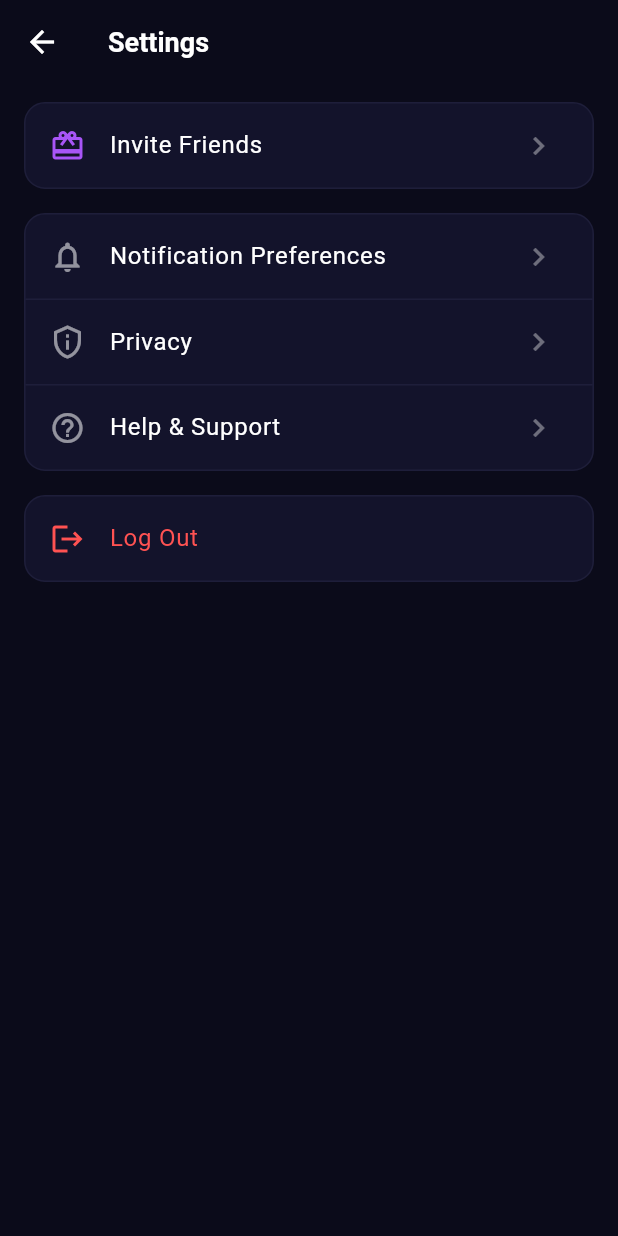
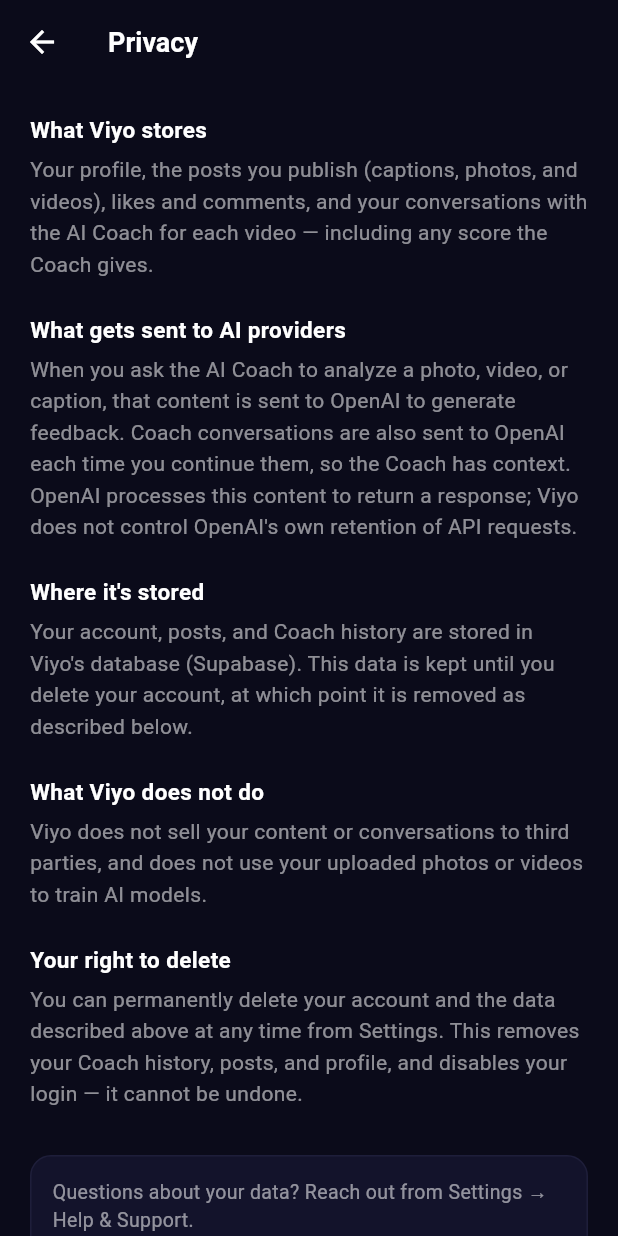
Before and after one commit to ollie81/Viyo-, a Flutter app: the SettingsScreen screen opened directly, after a tap on "Privacy", on a phone screen of 412 x 824 dp. Run offline on Flutter 3.47's test engine with Material 3 defaults, Android fonts, the phone set to English and light mode, and no system bars; our stand-ins replace cached_network_image, dio, image_picker, share_plus, shimmer, supabase_flutter and 2 more; missing offline and left inert: video_thumbnail, video_trimmer; accounts and stored records are empty.

Commit message:
Add a real Privacy screen and a working Delete Account flow
Settings had a "Privacy" tile that did nothing (onTap: () {}), and
there was no way for a creator to delete their account or the content
they'd uploaded anywhere in the app or backend.

- New PrivacyScreen explains in plain language what's collected, what
  gets sent to OpenAI for Coach feedback, where it's stored, and that
  Viyo doesn't sell content or train models on it. This is a starting
  draft reflecting what the code actually does, not a substitute for
  legal review.
- Settings now has a Delete Account entry (with a confirmation dialog
  warning it's irreversible) that calls the new backend endpoint,
  signs out, and returns to the login screen.
- AiService.deleteAccount() calls the new DELETE /api/v1/account.

Depends on the account-deletion endpoint added to viyo_ai's coach.py
in the companion commit — this won't work against a backend that
doesn't have it yet.

```diff
--- /dev/null
+++ b/lib/screens/privacy_screen.dart
@@ -0,0 +1,79 @@
+import 'package:flutter/material.dart';
+import '../theme/app_theme.dart';
+
+/// Explains what Viyo actually does with a creator's data, in plain
+/// language, and links to the one control that matters most: deleting it.
+///
+/// This is a starting draft reflecting what the code in this repo actually
+/// does — it has not been reviewed by a lawyer and does not attempt to
+/// cover every jurisdiction's requirements (GDPR/CCPA specifics, etc.).
+/// Have counsel review before treating this as your real privacy policy.
+class PrivacyScreen extends StatelessWidget {
+  const PrivacyScreen({super.key});
+
+  @override
+  Widget build(BuildContext context) {
+    return Scaffold(
+      appBar: AppBar(backgroundColor: AppColors.background, title: const Text('Privacy')),
+      body: ListView(
+        padding: const EdgeInsets.all(20),
+        children: [
+          _section(
+            'What Viyo stores',
+            'Your profile, the posts you publish (captions, photos, and videos), '
+                'likes and comments, and your conversations with the AI Coach for '
+                'each video — including any score the Coach gives.',
+          ),
+          _section(
+            'What gets sent to AI providers',
+            'When you ask the AI Coach to analyze a photo, video, or caption, that '
+                'content is sent to OpenAI to generate feedback. Coach conversations '
+                'are also sent to OpenAI each time you continue them, so the Coach '
+                'has context. OpenAI processes this content to return a response; '
+                'Viyo does not control OpenAI\'s own retention of API requests.',
+          ),
+          _section(
+            'Where it\'s stored',
+            'Your account, posts, and Coach history are stored in Viyo\'s database '
+                '(Supabase). This data is kept until you delete your account, at '
+                'which point it is removed as described below.',
+          ),
+          _section(
+            'What Viyo does not do',
+            'Viyo does not sell your content or conversations to third parties, '
+                'and does not use your uploaded photos or videos to train AI models.',
+          ),
+          _section(
+            'Your right to delete',
+            'You can permanently delete your account and the data described above '
+                'at any time from Settings. This removes your Coach history, posts, '
+                'and profile, and disables your login — it cannot be undone.',
+          ),
+          const SizedBox(height: 8),
+          Container(
+            padding: const EdgeInsets.all(14),
+            decoration: AppTheme.card(),
+            child: const Text(
+              'Questions about your data? Reach out from Settings → Help & Support.',
+              style: TextStyle(color: AppColors.textSecondary, fontSize: 13, height: 1.4),
+            ),
+          ),
+        ],
+      ),
+    );
+  }
+
+  Widget _section(String title, String body) {
+    return Padding(
+      padding: const EdgeInsets.only(bottom: 22),
+      child: Column(
+        crossAxisAlignment: CrossAxisAlignment.start,
+        children: [
+          Text(title, style: const TextStyle(fontWeight: FontWeight.w700, fontSize: 15)),
+          const SizedBox(height: 6),
+          Text(body, style: const TextStyle(color: AppColors.textSecondary, height: 1.5)),
+        ],
+      ),
+    );
+  }
+}
--- a/lib/screens/settings_screen.dart
+++ b/lib/screens/settings_screen.dart
@@ -1,11 +1,20 @@
 import 'package:flutter/material.dart';
+import '../../services/ai_service.dart';
 import '../../services/auth_service.dart';
 import '../../theme/app_theme.dart';
 import 'auth/login_screen.dart';
 import 'invite_screen.dart';
+import 'privacy_screen.dart';
 
-class SettingsScreen extends StatelessWidget {
+class SettingsScreen extends StatefulWidget {
   const SettingsScreen({super.key});
+
+  @override
+  State<SettingsScreen> createState() => _SettingsScreenState();
+}
+
+class _SettingsScreenState extends State<SettingsScreen> {
+  bool _deleting = false;
 
   Future<void> _logout(BuildContext context) async {
     await AuthService.signOut();
@@ -14,6 +23,47 @@ class SettingsScreen extends StatelessWidget {
       MaterialPageRoute(builder: (_) => const LoginScreen()),
       (_) => false,
     );
+  }
+
+  Future<void> _confirmDeleteAccount(BuildContext context) async {
+    final confirmed = await showDialog<bool>(
+      context: context,
+      builder: (ctx) => AlertDialog(
+        title: const Text('Delete your account?'),
+        content: const Text(
+          'This permanently deletes your posts, Coach history, and profile, '
+          'and signs you out for good. This cannot be undone.',
+        ),
+        actions: [
+          TextButton(
+            onPressed: () => Navigator.pop(ctx, false),
+            child: const Text('Cancel'),
+          ),
+          TextButton(
+            onPressed: () => Navigator.pop(ctx, true),
+            child: const Text('Delete', style: TextStyle(color: AppColors.danger)),
+          ),
+        ],
+      ),
+    );
+    if (confirmed != true || !context.mounted) return;
+
+    setState(() => _deleting = true);
+    try {
+      await AiService.deleteAccount();
+      await AuthService.signOut();
+      if (!context.mounted) return;
+      Navigator.of(context).pushAndRemoveUntil(
+        MaterialPageRoute(builder: (_) => const LoginScreen()),
+        (_) => false,
+      );
+    } catch (e) {
+      if (!context.mounted) return;
+      setState(() => _deleting = false);
+      ScaffoldMessenger.of(context).showSnackBar(
+        SnackBar(content: Text('Could not delete account: $e')),
+      );
+    }
   }
 
   @override
@@ -47,7 +97,9 @@ class SettingsScreen extends StatelessWidget {
               context,
               icon: Icons.privacy_tip_outlined,
               title: 'Privacy',
-              onTap: () {},
+              onTap: () => Navigator.of(context).push(
+                MaterialPageRoute(builder: (_) => const PrivacyScreen()),
+              ),
             ),
             _divider(),
             _tile(
@@ -67,6 +119,18 @@ class SettingsScreen extends StatelessWidget {
               titleColor: AppColors.danger,
               showChevron: false,
               onTap: () => _logout(context),
+            ),
+          ]),
+          const SizedBox(height: 16),
+          _section([
+            _tile(
+              context,
+              icon: Icons.delete_forever_outlined,
+              iconColor: AppColors.danger,
+              title: _deleting ? 'Deleting account...' : 'Delete Account',
+              titleColor: AppColors.danger,
+              showChevron: false,
+              onTap: _deleting ? () {} : () => _confirmDeleteAccount(context),
             ),
           ]),
         ],
--- a/lib/services/ai_service.dart
+++ b/lib/services/ai_service.dart
@@ -101,6 +101,24 @@ class AiService {
     return Map<String, dynamic>.from(jsonDecode(res.body));
   }
 
+  /// Permanently deletes the creator's account: coach history, posts,
+  /// profile, and the underlying Supabase auth user. Irreversible.
+  static Future<void> deleteAccount() async {
+    final res = await http.delete(
+      Uri.parse('${AiBackendConstants.baseUrl}/api/v1/account'),
+      headers: await _headers(),
+    );
+
+    if (res.statusCode != 200) {
+      String detail = 'Failed to delete account (${res.statusCode})';
+      try {
+        final data = jsonDecode(res.body);
+        detail = data['detail'] ?? detail;
+      } catch (_) {}
+      throw Exception(detail);
+    }
+  }
+
   /// The AI Creator Coach — called right after a post is created.
   /// Framed as coaching (what worked / what to improve / ideas / tip),
   /// not a numeric score, so it feels like mentorship, not grading.
```
